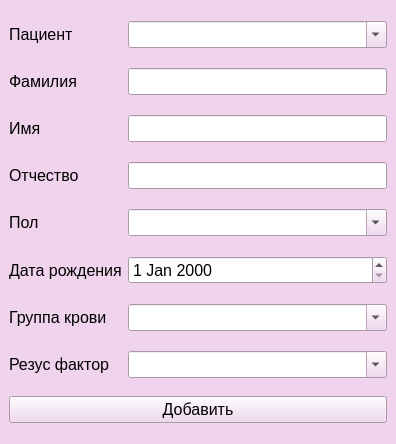
First picture: the form in new_patient.ui, repository Vasilisonka/kyrs.py, before the edit.
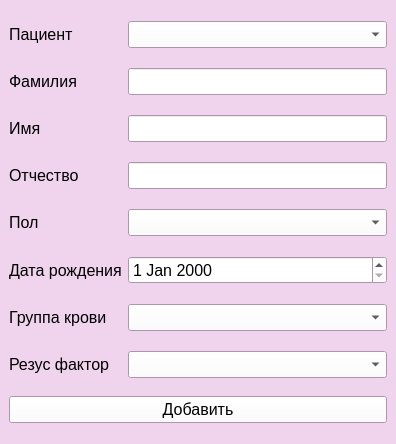
Second picture: the form after the edit.

```diff
--- a/new_patient.ui
+++ b/new_patient.ui
@@ -25,9 +25,9 @@
      <colorrole role="Button">
       <brush brushstyle="SolidPattern">
        <color alpha="255">
-        <red>240</red>
-        <green>211</green>
-        <blue>237</blue>
+        <red>255</red>
+        <green>255</green>
+        <blue>255</blue>
        </color>
       </brush>
      </colorrole>
@@ -171,9 +171,9 @@
      <colorrole role="Button">
       <brush brushstyle="SolidPattern">
        <color alpha="255">
-        <red>240</red>
-        <green>211</green>
-        <blue>237</blue>
+        <red>255</red>
+        <green>255</green>
+        <blue>255</blue>
        </color>
       </brush>
      </colorrole>
@@ -317,9 +317,9 @@
      <colorrole role="Button">
       <brush brushstyle="SolidPattern">
        <color alpha="255">
-        <red>240</red>
-        <green>211</green>
-        <blue>237</blue>
+        <red>255</red>
+        <green>255</green>
+        <blue>255</blue>
        </color>
       </brush>
      </colorrole>
@@ -500,7 +500,7 @@
          </font>
         </property>
         <property name="editable">
-         <bool>true</bool>
+         <bool>false</bool>
         </property>
         <property name="currentText">
          <string/>
@@ -557,7 +557,7 @@
          </font>
         </property>
         <property name="editable">
-         <bool>true</bool>
+         <bool>false</bool>
         </property>
         <property name="currentText">
          <string/>
@@ -599,7 +599,7 @@
          </font>
         </property>
         <property name="editable">
-         <bool>true</bool>
+         <bool>false</bool>
         </property>
         <property name="currentText">
          <string/>
@@ -665,7 +665,7 @@
          </font>
         </property>
         <property name="editable">
-         <bool>true</bool>
+         <bool>false</bool>
         </property>
         <property name="currentText">
          <string/>
```
